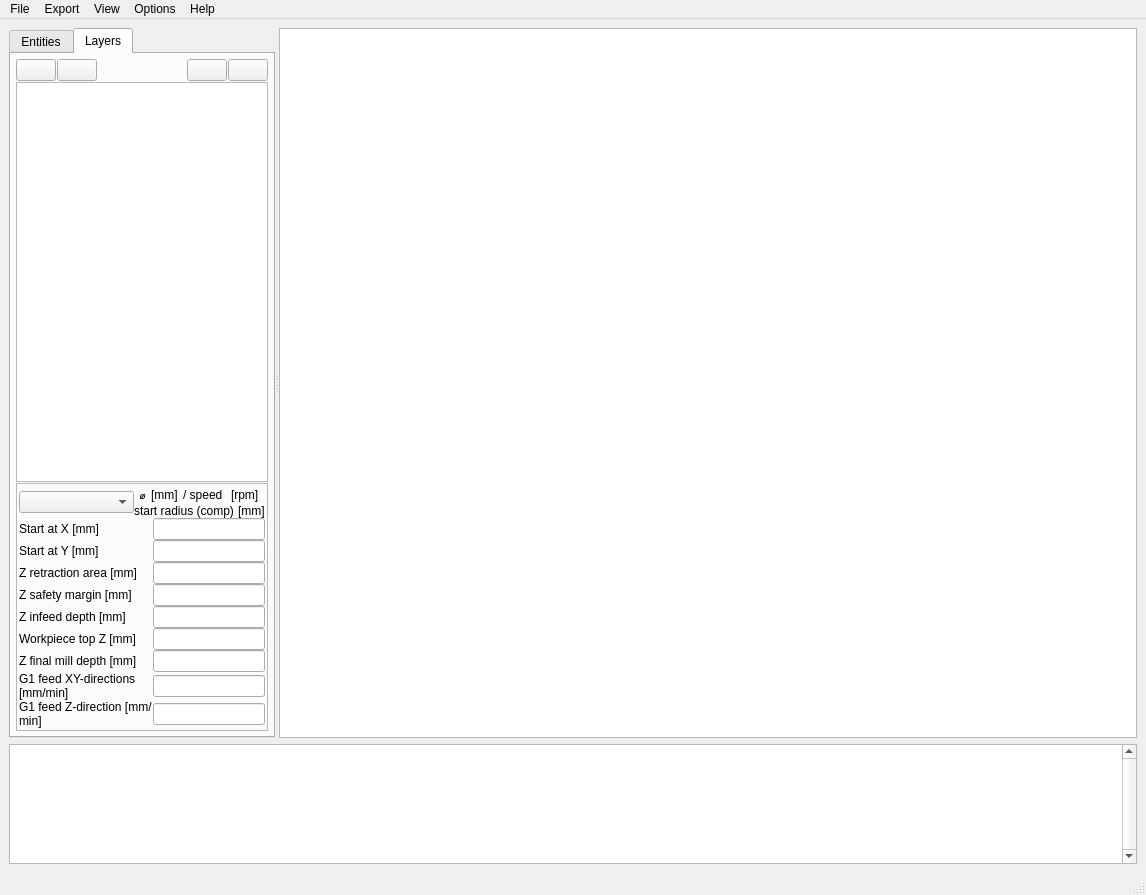
This is dxf2gcode_pyQt4_ui/dxf2gcode_pyQt4_ui.ui in msutas/dxf2gcode as Qt 5 draws it before an edit. The edited form follows.
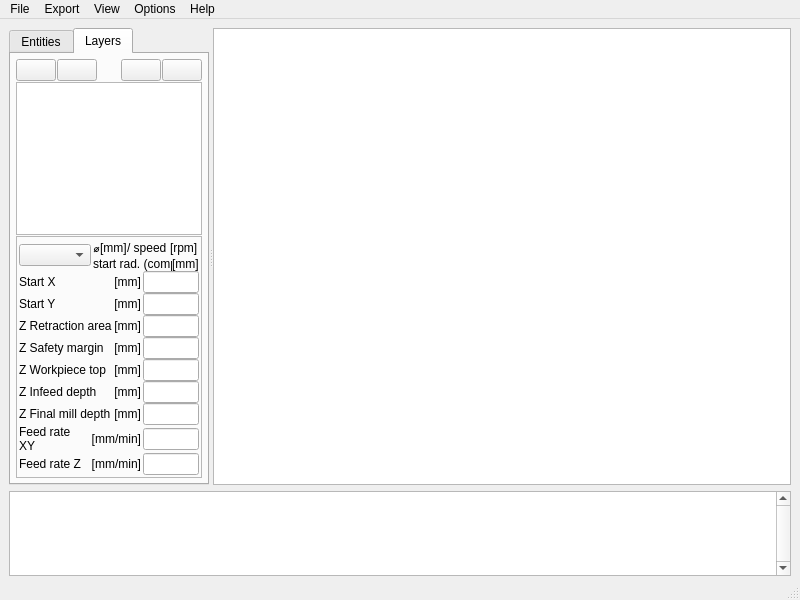
This is the edited form. The open tabs and pages were chosen to show the change. Icons and pictures are not drawn. Custom widgets are drawn as their Qt base class.

```diff
--- a/dxf2gcode_pyQt4_ui/dxf2gcode_pyQt4_ui.ui
+++ b/dxf2gcode_pyQt4_ui/dxf2gcode_pyQt4_ui.ui
@@ -6,8 +6,8 @@
    <rect>
     <x>0</x>
     <y>0</y>
-    <width>1146</width>
-    <height>895</height>
+    <width>800</width>
+    <height>600</height>
    </rect>
   </property>
   <property name="windowTitle">
@@ -15,6 +15,12 @@
   </property>
   <widget class="QWidget" name="centralwidget">
    <layout class="QVBoxLayout" name="verticalLayout">
+    <property name="spacing">
+     <number>6</number>
+    </property>
+    <property name="bottomMargin">
+     <number>2</number>
+    </property>
     <item>
      <widget class="QSplitter" name="splitter">
       <property name="orientation">
@@ -275,6 +281,9 @@
             </property>
             <item>
              <layout class="QHBoxLayout" name="horizontalLayout_3">
+              <property name="spacing">
+               <number>2</number>
+              </property>
               <item>
                <widget class="QComboBox" name="toolDiameterComboBox">
                 <property name="sizePolicy">
@@ -360,7 +369,7 @@
                      </sizepolicy>
                     </property>
                     <property name="text">
-                     <string>start radius (comp) </string>
+                     <string>start rad. (comp) </string>
                     </property>
                    </widget>
                   </item>
@@ -384,103 +393,14 @@
              </layout>
             </item>
             <item>
-             <layout class="QGridLayout" name="gridLayout">
+             <layout class="QGridLayout" name="gridLayout" columnstretch="0,0">
+              <property name="horizontalSpacing">
+               <number>2</number>
+              </property>
               <property name="verticalSpacing">
                <number>0</number>
               </property>
-              <item row="0" column="0">
-               <widget class="QLabel" name="startAtXLabel">
-                <property name="text">
-                 <string>Start at X [mm]</string>
-                </property>
-               </widget>
-              </item>
-              <item row="0" column="1">
-               <widget class="QLineEdit" name="startAtXLineEdit">
-                <property name="sizePolicy">
-                 <sizepolicy hsizetype="Preferred" vsizetype="Fixed">
-                  <horstretch>0</horstretch>
-                  <verstretch>0</verstretch>
-                 </sizepolicy>
-                </property>
-               </widget>
-              </item>
-              <item row="1" column="0">
-               <widget class="QLabel" name="startAtYLabel">
-                <property name="text">
-                 <string>Start at Y [mm]</string>
-                </property>
-               </widget>
-              </item>
-              <item row="1" column="1">
-               <widget class="QLineEdit" name="startAtYLineEdit">
-                <property name="sizePolicy">
-                 <sizepolicy hsizetype="Preferred" vsizetype="Fixed">
-                  <horstretch>0</horstretch>
-                  <verstretch>0</verstretch>
-                 </sizepolicy>
-                </property>
-               </widget>
-              </item>
-              <item row="2" column="0">
-               <widget class="QLabel" name="label_6">
-                <property name="text">
-                 <string>Z retraction area [mm]</string>
-                </property>
-               </widget>
-              </item>
-              <item row="2" column="1">
-               <widget class="QLineEdit" name="zRetractionArealLineEdit">
-                <property name="sizePolicy">
-                 <sizepolicy hsizetype="Preferred" vsizetype="Fixed">
-                  <horstretch>0</horstretch>
-                  <verstretch>0</verstretch>
-                 </sizepolicy>
-                </property>
-               </widget>
-              </item>
-              <item row="3" column="0">
-               <widget class="QLabel" name="label_5">
-                <property name="text">
-                 <string>Z safety margin [mm]</string>
-                </property>
-               </widget>
-              </item>
-              <item row="3" column="1">
-               <widget class="QLineEdit" name="zSafetyMarginLineEdit">
-                <property name="sizePolicy">
-                 <sizepolicy hsizetype="Preferred" vsizetype="Fixed">
-                  <horstretch>0</horstretch>
-                  <verstretch>0</verstretch>
-                 </sizepolicy>
-                </property>
-               </widget>
-              </item>
-              <item row="4" column="0">
-               <widget class="QLabel" name="label_9">
-                <property name="text">
-                 <string>Z infeed depth [mm]</string>
-                </property>
-               </widget>
-              </item>
               <item row="4" column="1">
-               <widget class="QLineEdit" name="zInfeedDepthLineEdit">
-                <property name="sizePolicy">
-                 <sizepolicy hsizetype="Preferred" vsizetype="Fixed">
-                  <horstretch>0</horstretch>
-                  <verstretch>0</verstretch>
-                 </sizepolicy>
-                </property>
-               </widget>
-              </item>
-              <item row="5" column="0">
-               <widget class="QLabel" name="label_14">
-                <property name="text">
-                 <string>Workpiece top Z [mm]</string>
-                </property>
-               </widget>
-              </item>
-              <item row="5" column="1">
                <widget class="QLineEdit" name="zInitialMillDepthLineEdit">
                 <property name="sizePolicy">
                  <sizepolicy hsizetype="Preferred" vsizetype="Fixed">
@@ -493,10 +413,116 @@
                 </property>
                </widget>
               </item>
+              <item row="7" column="0">
+               <layout class="QHBoxLayout" name="horizontalLayout_13">
+                <property name="spacing">
+                 <number>2</number>
+                </property>
+                <property name="leftMargin">
+                 <number>0</number>
+                </property>
+                <property name="rightMargin">
+                 <number>0</number>
+                </property>
+                <item>
+                 <widget class="QLabel" name="label_7">
+                  <property name="text">
+                   <string>Feed rate XY</string>
+                  </property>
+                  <property name="wordWrap">
+                   <bool>true</bool>
+                  </property>
+                 </widget>
+                </item>
+                <item>
+                 <widget class="QLabel" name="unitLabel_8">
+                  <property name="text">
+                   <string>[mm/min]</string>
+                  </property>
+                  <property name="alignment">
+                   <set>Qt::AlignRight|Qt::AlignTrailing|Qt::AlignVCenter</set>
+                  </property>
+                 </widget>
+                </item>
+               </layout>
+              </item>
               <item row="6" column="0">
-               <widget class="QLabel" name="label_8">
-                <property name="text">
-                 <string>Z final mill depth [mm]</string>
+               <layout class="QHBoxLayout" name="horizontalLayout_12">
+                <property name="spacing">
+                 <number>2</number>
+                </property>
+                <property name="leftMargin">
+                 <number>0</number>
+                </property>
+                <property name="rightMargin">
+                 <number>0</number>
+                </property>
+                <item>
+                 <widget class="QLabel" name="label_8">
+                  <property name="text">
+                   <string>Z Final mill depth</string>
+                  </property>
+                 </widget>
+                </item>
+                <item>
+                 <widget class="QLabel" name="unitLabel_7">
+                  <property name="text">
+                   <string>[mm]</string>
+                  </property>
+                  <property name="alignment">
+                   <set>Qt::AlignRight|Qt::AlignTrailing|Qt::AlignVCenter</set>
+                  </property>
+                 </widget>
+                </item>
+               </layout>
+              </item>
+              <item row="5" column="1">
+               <widget class="QLineEdit" name="zInfeedDepthLineEdit">
+                <property name="sizePolicy">
+                 <sizepolicy hsizetype="Preferred" vsizetype="Fixed">
+                  <horstretch>0</horstretch>
+                  <verstretch>0</verstretch>
+                 </sizepolicy>
+                </property>
+               </widget>
+              </item>
+              <item row="5" column="0">
+               <layout class="QHBoxLayout" name="horizontalLayout_11">
+                <property name="spacing">
+                 <number>2</number>
+                </property>
+                <property name="leftMargin">
+                 <number>0</number>
+                </property>
+                <property name="rightMargin">
+                 <number>0</number>
+                </property>
+                <item>
+                 <widget class="QLabel" name="label_9">
+                  <property name="text">
+                   <string>Z Infeed depth</string>
+                  </property>
+                 </widget>
+                </item>
+                <item>
+                 <widget class="QLabel" name="unitLabel_6">
+                  <property name="text">
+                   <string>[mm]</string>
+                  </property>
+                  <property name="alignment">
+                   <set>Qt::AlignRight|Qt::AlignTrailing|Qt::AlignVCenter</set>
+                  </property>
+                 </widget>
+                </item>
+               </layout>
+              </item>
+              <item row="3" column="1">
+               <widget class="QLineEdit" name="zSafetyMarginLineEdit">
+                <property name="sizePolicy">
+                 <sizepolicy hsizetype="Preferred" vsizetype="Fixed">
+                  <horstretch>0</horstretch>
+                  <verstretch>0</verstretch>
+                 </sizepolicy>
                 </property>
                </widget>
               </item>
@@ -510,13 +536,153 @@
                 </property>
                </widget>
               </item>
-              <item row="7" column="0">
-               <widget class="QLabel" name="label_7">
-                <property name="text">
-                 <string>G1 feed XY-directions [mm/min]</string>
+              <item row="3" column="0">
+               <layout class="QHBoxLayout" name="horizontalLayout_9">
+                <property name="spacing">
+                 <number>2</number>
                 </property>
-                <property name="wordWrap">
-                 <bool>true</bool>
+                <property name="leftMargin">
+                 <number>0</number>
+                </property>
+                <property name="rightMargin">
+                 <number>0</number>
+                </property>
+                <item>
+                 <widget class="QLabel" name="label_5">
+                  <property name="text">
+                   <string>Z Safety margin</string>
+                  </property>
+                 </widget>
+                </item>
+                <item>
+                 <widget class="QLabel" name="unitLabel_4">
+                  <property name="text">
+                   <string>[mm]</string>
+                  </property>
+                  <property name="alignment">
+                   <set>Qt::AlignRight|Qt::AlignTrailing|Qt::AlignVCenter</set>
+                  </property>
+                 </widget>
+                </item>
+               </layout>
+              </item>
+              <item row="2" column="1">
+               <widget class="QLineEdit" name="zRetractionArealLineEdit">
+                <property name="sizePolicy">
+                 <sizepolicy hsizetype="Preferred" vsizetype="Fixed">
+                  <horstretch>0</horstretch>
+                  <verstretch>0</verstretch>
+                 </sizepolicy>
+                </property>
+               </widget>
+              </item>
+              <item row="2" column="0">
+               <layout class="QHBoxLayout" name="horizontalLayout_8">
+                <property name="spacing">
+                 <number>2</number>
+                </property>
+                <property name="leftMargin">
+                 <number>0</number>
+                </property>
+                <property name="rightMargin">
+                 <number>0</number>
+                </property>
+                <item>
+                 <widget class="QLabel" name="label_6">
+                  <property name="text">
+                   <string>Z Retraction area</string>
+                  </property>
+                 </widget>
+                </item>
+                <item>
+                 <widget class="QLabel" name="unitLabel_3">
+                  <property name="text">
+                   <string>[mm]</string>
+                  </property>
+                  <property name="alignment">
+                   <set>Qt::AlignRight|Qt::AlignTrailing|Qt::AlignVCenter</set>
+                  </property>
+                 </widget>
+                </item>
+               </layout>
+              </item>
+              <item row="4" column="0">
+               <layout class="QHBoxLayout" name="horizontalLayout_10">
+                <property name="spacing">
+                 <number>2</number>
+                </property>
+                <property name="leftMargin">
+                 <number>0</number>
+                </property>
+                <property name="rightMargin">
+                 <number>0</number>
+                </property>
+                <item>
+                 <widget class="QLabel" name="label_14">
+                  <property name="text">
+                   <string>Z Workpiece top</string>
+                  </property>
+                 </widget>
+                </item>
+                <item>
+                 <widget class="QLabel" name="unitLabel_5">
+                  <property name="text">
+                   <string>[mm]</string>
+                  </property>
+                  <property name="alignment">
+                   <set>Qt::AlignRight|Qt::AlignTrailing|Qt::AlignVCenter</set>
+                  </property>
+                 </widget>
+                </item>
+               </layout>
+              </item>
+              <item row="8" column="1">
+               <widget class="QLineEdit" name="g1FeedZLineEdit">
+                <property name="sizePolicy">
+                 <sizepolicy hsizetype="Preferred" vsizetype="Fixed">
+                  <horstretch>0</horstretch>
+                  <verstretch>0</verstretch>
+                 </sizepolicy>
+                </property>
+               </widget>
+              </item>
+              <item row="0" column="0">
+               <layout class="QHBoxLayout" name="horizontalLayout_6">
+                <property name="spacing">
+                 <number>2</number>
+                </property>
+                <property name="leftMargin">
+                 <number>0</number>
+                </property>
+                <property name="rightMargin">
+                 <number>0</number>
+                </property>
+                <item>
+                 <widget class="QLabel" name="startAtXLabel">
+                  <property name="text">
+                   <string>Start X</string>
+                  </property>
+                 </widget>
+                </item>
+                <item>
+                 <widget class="QLabel" name="unitLabel_1">
+                  <property name="text">
+                   <string>[mm]</string>
+                  </property>
+                  <property name="alignment">
+                   <set>Qt::AlignRight|Qt::AlignTrailing|Qt::AlignVCenter</set>
+                  </property>
+                 </widget>
+                </item>
+               </layout>
+              </item>
+              <item row="1" column="1">
+               <widget class="QLineEdit" name="startAtYLineEdit">
+                <property name="sizePolicy">
+                 <sizepolicy hsizetype="Preferred" vsizetype="Fixed">
+                  <horstretch>0</horstretch>
+                  <verstretch>0</verstretch>
+                 </sizepolicy>
                 </property>
                </widget>
               </item>
@@ -531,17 +697,70 @@
                </widget>
               </item>
               <item row="8" column="0">
-               <widget class="QLabel" name="label_10">
-                <property name="text">
-                 <string>G1 feed Z-direction [mm/min]</string>
+               <layout class="QHBoxLayout" name="horizontalLayout_14">
+                <property name="spacing">
+                 <number>2</number>
                 </property>
-                <property name="wordWrap">
-                 <bool>true</bool>
+                <property name="leftMargin">
+                 <number>0</number>
                 </property>
-               </widget>
+                <property name="rightMargin">
+                 <number>0</number>
+                </property>
+                <item>
+                 <widget class="QLabel" name="label_10">
+                  <property name="text">
+                   <string>Feed rate Z</string>
+                  </property>
+                  <property name="wordWrap">
+                   <bool>true</bool>
+                  </property>
+                 </widget>
+                </item>
+                <item>
+                 <widget class="QLabel" name="unitLabel_9">
+                  <property name="text">
+                   <string>[mm/min]</string>
+                  </property>
+                  <property name="alignment">
+                   <set>Qt::AlignRight|Qt::AlignTrailing|Qt::AlignVCenter</set>
+                  </property>
+                 </widget>
+                </item>
+               </layout>
               </item>
-              <item row="8" column="1">
-               <widget class="QLineEdit" name="g1FeedZLineEdit">
+              <item row="1" column="0">
+               <layout class="QHBoxLayout" name="horizontalLayout_7">
+                <property name="spacing">
+                 <number>2</number>
+                </property>
+                <property name="leftMargin">
+                 <number>0</number>
+                </property>
+                <property name="rightMargin">
+                 <number>0</number>
+                </property>
+                <item>
+                 <widget class="QLabel" name="startAtYLabel">
+                  <property name="text">
+                   <string>Start Y</string>
+                  </property>
+                 </widget>
+                </item>
+                <item>
+                 <widget class="QLabel" name="unitLabel_2">
+                  <property name="text">
+                   <string>[mm]</string>
+                  </property>
+                  <property name="alignment">
+                   <set>Qt::AlignRight|Qt::AlignTrailing|Qt::AlignVCenter</set>
+                  </property>
+                 </widget>
+                </item>
+               </layout>
+              </item>
+              <item row="0" column="1">
+               <widget class="QLineEdit" name="startAtXLineEdit">
                 <property name="sizePolicy">
                  <sizepolicy hsizetype="Preferred" vsizetype="Fixed">
                   <horstretch>0</horstretch>
@@ -601,8 +820,8 @@
     <rect>
      <x>0</x>
      <y>0</y>
-     <width>1146</width>
-     <height>25</height>
+     <width>800</width>
+     <height>20</height>
     </rect>
    </property>
    <widget class="QMenu" name="menuFile">
```
Left out of the diff: 32 changed lines with no effect on the pictures.
